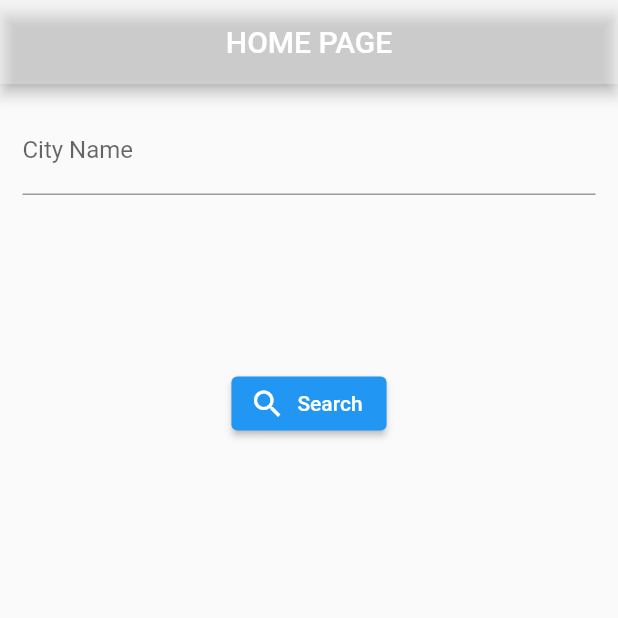
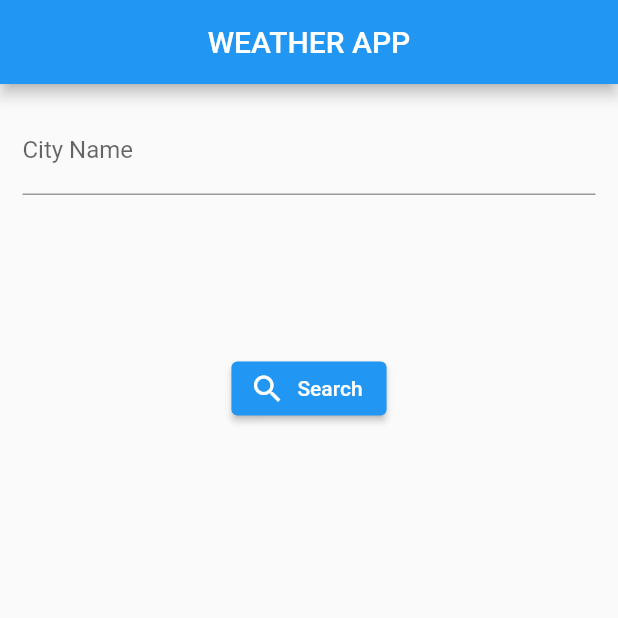
Before and after one commit to Athoob-Butaiban/weather_app, a Flutter app: the screen it shows after launch, on a phone screen of 412 x 824 dp, the top half of it. Run offline on Flutter 3.47's test engine with Material 2 defaults, Android fonts, the phone set to English and light mode, and no system bars; our stand-ins replace dio, go_router.

Commit message:
the app is working

```diff
--- a/weather_app/lib/main.dart
+++ b/weather_app/lib/main.dart
@@ -1,7 +1,6 @@
 import 'package:flutter/material.dart';
 import 'package:go_router/go_router.dart';
 import 'package:weather_app/pages/home_page.dart';
-import 'package:weather_app/pages/weather_page.dart';
 
 void main() {
   runApp(const MyApp());
@@ -19,7 +18,7 @@ class MyApp extends StatelessWidget {
       theme: ThemeData(
         primarySwatch: Colors.blue,
         //appBarTheme: Colors.black,
-        primaryColor: Colors.red,
+        primaryColor: Colors.blue,
       ),
       routerConfig: router, // to use the router
     );
@@ -33,8 +32,4 @@ final router = GoRouter(routes: [
     builder: (context, state) =>
         HomePage(), // pass the calls name as constructor
   ),
-  GoRoute(
-    path: "/weather",
-    builder: (context, state) => WeatherPage(),
-  )
 ]);
--- a/weather_app/lib/pages/home_page.dart
+++ b/weather_app/lib/pages/home_page.dart
@@ -1,23 +1,30 @@
-// making the home page
-
 import 'package:dio/dio.dart';
 import 'package:flutter/material.dart';
 
 // usually the class name is same as the class name
-class HomePage extends StatelessWidget {
+class HomePage extends StatefulWidget {
   HomePage({super.key});
 
+  @override
+  State<HomePage> createState() => _HomePageState();
+}
+
+class _HomePageState extends State<HomePage> {
   final Controller = TextEditingController();
   var tempCity = "";
+  var isLoading = false;
+
   @override
   Widget build(BuildContext context) {
     return Scaffold(
       appBar: AppBar(
-        title: Text("HOME PAGE"),
+        title: Text("WEATHER APP"),
         centerTitle: true,
-        backgroundColor: Colors.white30,
+        //backgroundColor: Colors.white30, // change it
       ),
-      body: Column(children: [
+      body: isLoading
+          ? Center(child: CircularProgressIndicator())
+          : Column(children: [
               Padding(
                 padding: const EdgeInsets.all(15),
                 child: Container(
@@ -30,18 +37,24 @@ class HomePage extends StatelessWidget {
                 )),
               ),
               SizedBox(
-          height: 100,
+                height: 90,
               ),
               ElevatedButton.icon(
                 onPressed: () async {
                   try {
+                    setState(() {
+                      isLoading = true;
+                    });
                     var response = await Dio().get(
                         "http://api.weatherstack.com/current?access_key=0f3b6f30a30d68a0cdf219c6625732c9&query=${Controller.text}");
 
                     final temp = response.data["current"][
                         "temperature"]; // to get only the temp from the JSON as key value pair
 
-              tempCity = temp;
+                    setState(() {
+                      tempCity = temp.toString();
+                      isLoading = false;
+                    });
                     print(temp);
                   } catch (error) {
                     print(error);
@@ -51,7 +64,7 @@ class HomePage extends StatelessWidget {
                 label: Text("Search"),
               ),
               SizedBox(
-          height: 100,
+                height: 90,
               ),
               Stack(
                 // to make the widgets lay as stack (on top of each other)
```
Also changed, not shown: weather_app/lib/pages/weather_page.dart (deleted, +0 -18 lines). Lines whose indentation alone changed are shown as unchanged.
